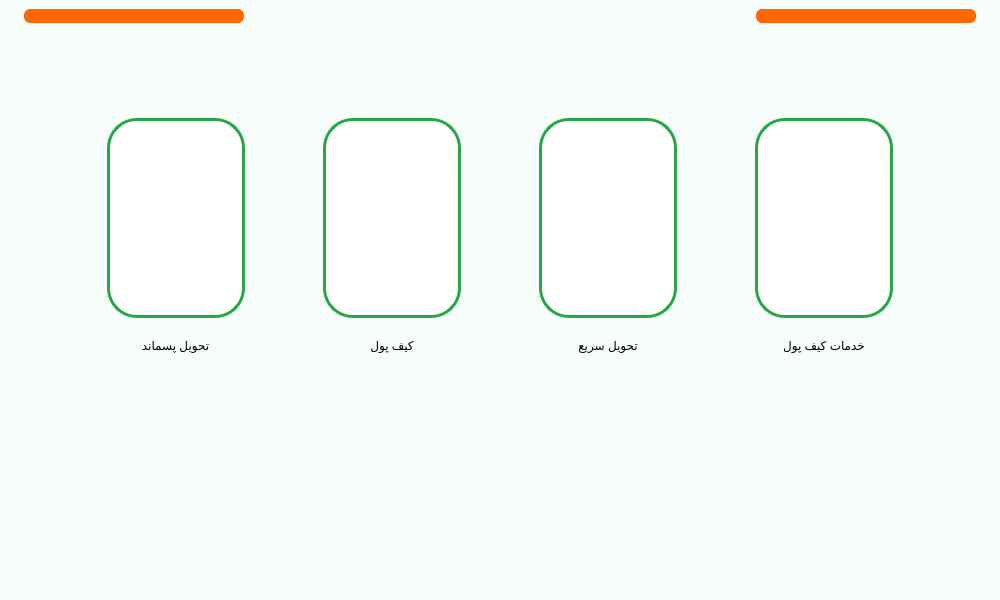
First picture: the form in main.ui, repository Farazist/raspberrypi-app, before the edit.
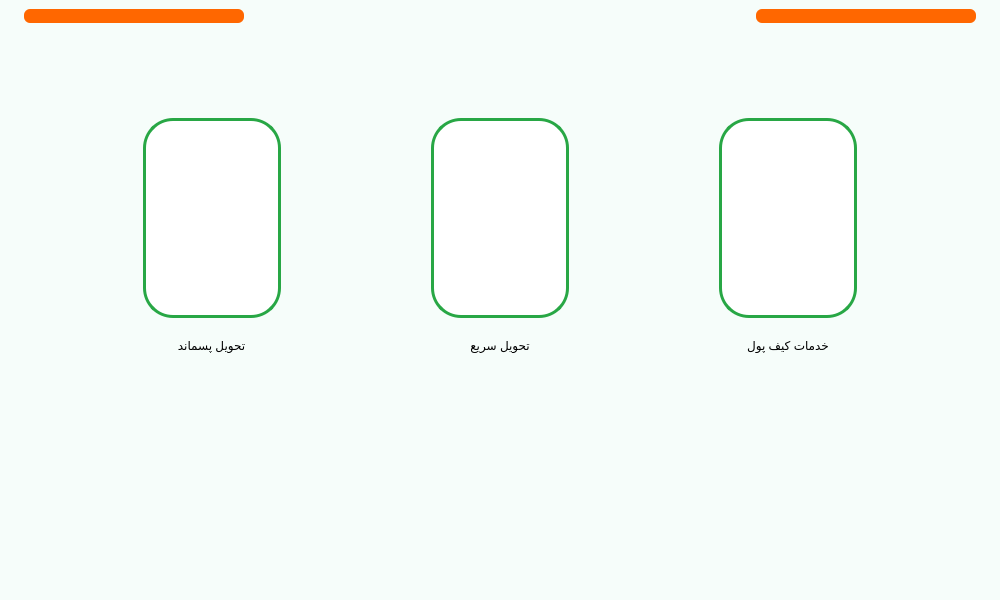
Second picture: the form after the edit. The open tabs and pages were chosen to show the change. Icons and pictures are not drawn.

Commit message: change wallet place

```diff
--- a/main.ui
+++ b/main.ui
@@ -662,84 +662,6 @@
             </item>
            </layout>
           </item>
-          <item>
-           <layout class="QVBoxLayout" name="verticalLayout_27">
-            <item alignment="Qt::AlignHCenter">
-             <widget class="QPushButton" name="btn_main_menu_2">
-              <property name="sizePolicy">
-               <sizepolicy hsizetype="Minimum" vsizetype="Fixed">
-                <horstretch>0</horstretch>
-                <verstretch>0</verstretch>
-               </sizepolicy>
-              </property>
-              <property name="minimumSize">
-               <size>
-                <width>0</width>
-                <height>0</height>
-               </size>
-              </property>
-              <property name="maximumSize">
-               <size>
-                <width>300</width>
-                <height>300</height>
-               </size>
-              </property>
-              <property name="styleSheet">
-               <string notr="true">QPushButton{
-background-color: #ffffff; 
-border: 3px solid #28a745; 
-border-radius: 30px;
-outline-style: none;
-padding: 50px;
-}
-QPushButton:pressed {
-background-color: #6fdc89;
-border-style: inset;
-}</string>
-              </property>
-              <property name="text">
-               <string/>
-              </property>
-              <property name="icon">
-               <iconset>
-                <normaloff>images/GreenMainMenu/wallet.png</normaloff>images/GreenMainMenu/wallet.png</iconset>
-              </property>
-              <property name="iconSize">
-               <size>
-                <width>150</width>
-                <height>150</height>
-               </size>
-              </property>
-             </widget>
-            </item>
-            <item alignment="Qt::AlignHCenter|Qt::AlignTop">
-             <widget class="QLabel" name="lbl_main_menu_2">
-              <property name="sizePolicy">
-               <sizepolicy hsizetype="Expanding" vsizetype="Expanding">
-                <horstretch>0</horstretch>
-                <verstretch>0</verstretch>
-               </sizepolicy>
-              </property>
-              <property name="maximumSize">
-               <size>
-                <width>16777215</width>
-                <height>40</height>
-               </size>
-              </property>
-              <property name="styleSheet">
-               <string notr="true">font: 22pt &quot;IRANSans&quot;;
-color:#000000;</string>
-              </property>
-              <property name="text">
-               <string>کیف پول</string>
-              </property>
-              <property name="alignment">
-               <set>Qt::AlignCenter</set>
-              </property>
-             </widget>
-            </item>
-           </layout>
-          </item>
           <item>
            <layout class="QVBoxLayout" name="verticalLayout_28">
             <item alignment="Qt::AlignHCenter">
```
Left out of the diff: 82 changed lines with no effect on the pictures. The commit also changes 2 other files.
